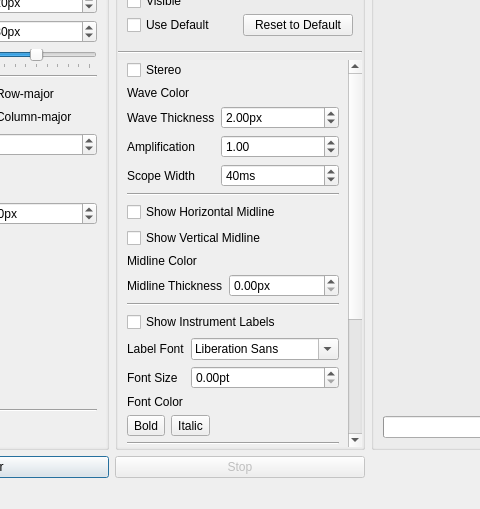
The window that gui/src/mainwindow.ui (Robert-Furth/Osmium) describes before a commit, drawn with Qt 5; both pictures show x 150 to 630 and y 124 to 633 of the 1080 by 633 pixel window.
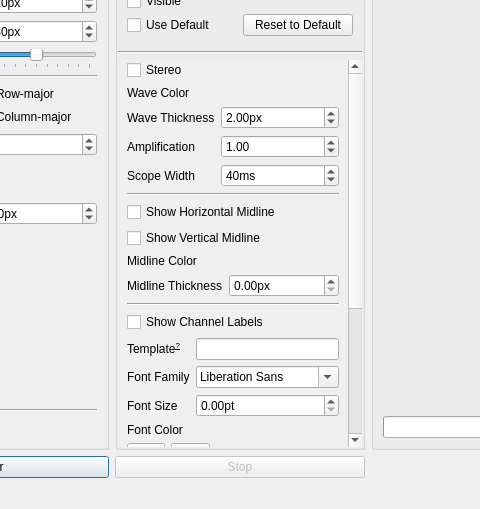
The same window after the commit. Icons and pictures are not drawn. Custom widgets are drawn as their Qt base class.

Commit message:
Implement channel label templates
Allows the user to specify template strings for channel labels. These
templates can include the instrument name and the channel number using
'%' escape sequences (`%i` and `%n` respectively).

What changed in the file:
```diff
--- a/gui/src/mainwindow.ui
+++ b/gui/src/mainwindow.ui
@@ -560,9 +560,9 @@
           <property name="geometry">
            <rect>
             <x>0</x>
-            <y>0</y>
-            <width>230</width>
-            <height>607</height>
+            <y>-261</y>
+            <width>232</width>
+            <height>637</height>
            </rect>
           </property>
           <layout class="QVBoxLayout" name="verticalLayout_6">
@@ -769,14 +769,14 @@
               <property name="bottomMargin">
                <number>0</number>
               </property>
-              <item row="1" column="0">
+              <item row="2" column="0">
                <widget class="QLabel" name="label_10">
                 <property name="text">
-                 <string>Label Font</string>
+                 <string>Font Family</string>
                 </property>
                </widget>
               </item>
-              <item row="1" column="1">
+              <item row="2" column="1">
                <widget class="QFontComboBox" name="fcbLabelFont">
                 <property name="sizePolicy">
                  <sizepolicy hsizetype="Ignored" vsizetype="Fixed">
@@ -786,28 +786,28 @@
                 </property>
                </widget>
               </item>
-              <item row="2" column="0">
+              <item row="3" column="0">
                <widget class="QLabel" name="label_25">
                 <property name="text">
                  <string>Font Size</string>
                 </property>
                </widget>
               </item>
-              <item row="2" column="1">
+              <item row="3" column="1">
                <widget class="QDoubleSpinBox" name="dsbFontSize">
                 <property name="suffix">
                  <string>pt</string>
                 </property>
                </widget>
               </item>
-              <item row="3" column="0">
+              <item row="4" column="0">
                <widget class="QLabel" name="label_24">
                 <property name="text">
                  <string>Font Color</string>
                 </property>
                </widget>
               </item>
-              <item row="3" column="1">
+              <item row="4" column="1">
                <widget class="controls::ColorPicker" name="cpFontColor" native="true">
                 <property name="focusPolicy">
                  <enum>Qt::FocusPolicy::TabFocus</enum>
@@ -817,11 +817,11 @@
               <item row="0" column="0" colspan="2">
                <widget class="QCheckBox" name="chbShowLabels">
                 <property name="text">
-                 <string>Show Instrument Labels</string>
+                 <string>Show Channel Labels</string>
                 </property>
                </widget>
               </item>
-              <item row="4" column="0" colspan="2">
+              <item row="5" column="0" colspan="2">
                <widget class="QWidget" name="widget_4" native="true">
                 <layout class="QHBoxLayout" name="horizontalLayout">
                  <property name="spacing">
@@ -881,6 +881,35 @@
                 </layout>
                </widget>
               </item>
+              <item row="1" column="0">
+               <widget class="QLabel" name="label_14">
+                <property name="toolTip">
+                 <string>&lt;html&gt;&lt;head/&gt;&lt;body&gt;&lt;p&gt;Template for the channel label.&lt;/p&gt;&lt;ul style=&quot;margin-top: 0px; margin-bottom: 0px; margin-left: 0px; margin-right: 0px; -qt-list-indent: 1;&quot;&gt;&lt;li style=&quot; margin-top:12px; margin-bottom:0px; margin-left:0px; margin-right:0px; -qt-block-indent:0; text-indent:0px;&quot;&gt;&amp;quot;%i&amp;quot; will be replaced with the &lt;span style=&quot; font-weight:700; text-decoration: underline;&quot;&gt;i&lt;/span&gt;nstrument name.&lt;/li&gt;&lt;li style=&quot; margin-top:0px; margin-bottom:0px; margin-left:0px; margin-right:0px; -qt-block-indent:0; text-indent:0px;&quot;&gt;&amp;quot;%n&amp;quot; will be replaced with the channel &lt;span style=&quot; font-weight:700; text-decoration: underline;&quot;&gt;n&lt;/span&gt;umber.&lt;/li&gt;&lt;li style=&quot; margin-top:0px; margin-bottom:12px; margin-left:0px; margin-right:0px; -qt-block-indent:0; text-indent:0px;&quot;&gt;&amp;quot;%%&amp;quot; will be replaced with a single &amp;quot;%&amp;quot; character.&lt;/li&gt;&lt;/ul&gt;&lt;/body&gt;&lt;/html&gt;</string>
+                </property>
+                <property name="toolTipDuration">
+                 <number>999999999</number>
+                </property>
+                <property name="statusTip">
+                 <string>Template for the channel label. Some &quot;%&quot; escape sequences are supported.</string>
+                </property>
+                <property name="text">
+                 <string>&lt;html&gt;&lt;head/&gt;&lt;body&gt;&lt;p&gt;Template&lt;span style=&quot; text-decoration: underline; vertical-align:super;&quot;&gt;?&lt;/span&gt;&lt;/p&gt;&lt;/body&gt;&lt;/html&gt;</string>
+                </property>
+               </widget>
+              </item>
+              <item row="1" column="1">
+               <widget class="QLineEdit" name="leLabelTemplate">
+                <property name="toolTip">
+                 <string>&lt;html&gt;&lt;head/&gt;&lt;body&gt;&lt;p&gt;Template for the channel label.&lt;/p&gt;&lt;ul style=&quot;margin-top: 0px; margin-bottom: 0px; margin-left: 0px; margin-right: 0px; -qt-list-indent: 1;&quot;&gt;&lt;li style=&quot; margin-top:12px; margin-bottom:0px; margin-left:0px; margin-right:0px; -qt-block-indent:0; text-indent:0px;&quot;&gt;&amp;quot;%i&amp;quot; will be replaced with the &lt;span style=&quot; font-weight:700; text-decoration: underline;&quot;&gt;i&lt;/span&gt;nstrument name.&lt;/li&gt;&lt;li style=&quot; margin-top:0px; margin-bottom:0px; margin-left:0px; margin-right:0px; -qt-block-indent:0; text-indent:0px;&quot;&gt;&amp;quot;%n&amp;quot; will be replaced with the channel &lt;span style=&quot; font-weight:700; text-decoration: underline;&quot;&gt;n&lt;/span&gt;umber.&lt;/li&gt;&lt;li style=&quot; margin-top:0px; margin-bottom:12px; margin-left:0px; margin-right:0px; -qt-block-indent:0; text-indent:0px;&quot;&gt;&amp;quot;%%&amp;quot; will be replaced with a single &amp;quot;%&amp;quot; character.&lt;/li&gt;&lt;/ul&gt;&lt;/body&gt;&lt;/html&gt;</string>
+                </property>
+                <property name="toolTipDuration">
+                 <number>999999999</number>
+                </property>
+                <property name="statusTip">
+                 <string>Template for the channel label. Some &quot;%&quot; escape sequences are supported.</string>
+                </property>
+               </widget>
+              </item>
              </layout>
             </widget>
            </item>
```
Left out of the diff: 108 changed lines with no effect on the pictures. The commit also changes 5 other files.
